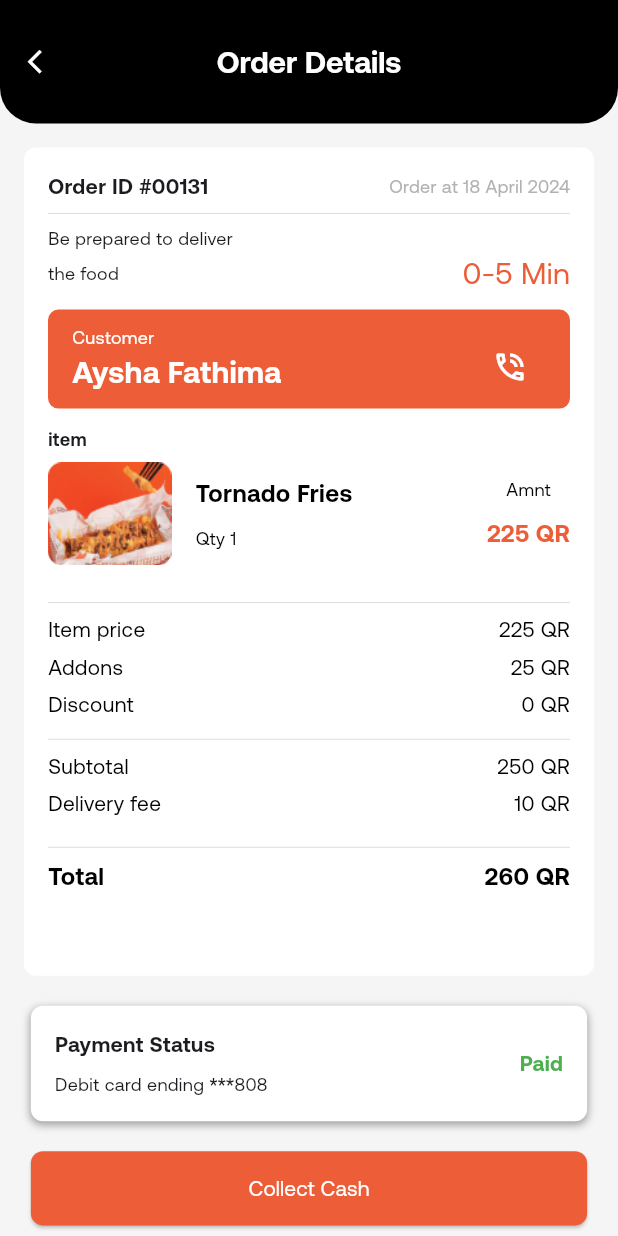
After one commit to Afaf997/Go_crispy_driverApp, a Flutter app: the OrderDetails screen opened directly, on a phone screen of 412 x 824 dp. The commit adds this screen. Run offline on Flutter 3.47's test engine with Material 3 defaults, Android fonts, the phone set to English and light mode, and no system bars.

Commit message:
order details

```diff
--- a/lib/main.dart
+++ b/lib/main.dart
@@ -11,6 +11,7 @@ class MyApp extends StatelessWidget {
   @override
   Widget build(BuildContext context) {
     return  MaterialApp(
+
       debugShowCheckedModeBanner: false,
        theme: ThemeData(
         fontFamily: "Aeonik",
--- a/lib/screens/dashboard.dart
+++ b/lib/screens/dashboard.dart
@@ -43,16 +43,15 @@ class DashBoard extends StatelessWidget {
                               color: Colors.white,
                             ),
                           ),
-                          Container(
-                            width: 50,
-                            height: 18,
-                            child: Transform.scale(
-                              scale: 0.7,
-                              child: Switch(
-                                value: true,
-                                onChanged: (bool newValue) {},
-                                activeColor: kOrangeColor,
-                              ),
+                          Transform.scale(
+                            scale: 0.7,
+                            child: Switch(
+                              value: true,
+                              onChanged: (bool newValue) {},
+                              activeColor: kWhite,
+                              activeTrackColor: kOrangeColor,
+
+
                             ),
                           ),
                         ],
--- /dev/null
+++ b/lib/screens/order_details.dart
@@ -0,0 +1,260 @@
+import 'package:flutter/material.dart';
+import 'package:go_crispy/utils/colors.dart';
+import 'package:go_crispy/utils/const_images.dart';
+import 'package:go_crispy/widgets/reusable_text.dart';
+
+class OrderDetails extends StatelessWidget {
+  const OrderDetails({super.key});
+
+  @override
+  Widget build(BuildContext context) {
+    final screenWidth = MediaQuery.of(context).size.width;
+    final screenHeight = MediaQuery.of(context).size.height;
+
+    return Scaffold(
+      backgroundColor: kbackgroundColor,
+      appBar: AppBar(
+        leading: IconButton(
+          onPressed: () {
+            Navigator.pop(context);
+          },
+          icon: const Icon(Icons.arrow_back_ios, color: Colors.white, size: 19),
+        ),
+        toolbarHeight: screenHeight * 0.1,
+        backgroundColor: Colors.black,
+        title: const Text(
+          'Order Details',
+          style: TextStyle(
+            fontWeight: FontWeight.w700,
+            color: Colors.white,
+            fontSize: 20,
+          ),
+        ),
+        centerTitle: true,
+        shape: const RoundedRectangleBorder(
+          borderRadius: BorderRadius.vertical(
+            bottom: Radius.circular(24),
+          ),
+        ),
+      ),
+      body: SingleChildScrollView(
+        child: Padding(
+          padding: const EdgeInsets.all(16.0),
+          child: Column(
+            children: [
+              Container(
+                height: screenHeight * 0.67,
+                decoration: BoxDecoration(
+                  color: kWhite,
+                  borderRadius: BorderRadius.circular(8),
+                ),
+                padding: const EdgeInsets.all(16),
+                child: Column(
+                  crossAxisAlignment: CrossAxisAlignment.start,
+                  children: [
+                    const Row(
+                      children: [
+                        Text('Order ID #00131', style: TextStyle(fontWeight: FontWeight.w600, fontSize: 14)),
+                        Spacer(),
+                        Text('Order at 18 April 2024', style: TextStyle(fontWeight: FontWeight.w500, fontSize: 12, color: kborderTextColor)),
+                      ],
+                    ),
+                    const Divider(color: kdividercolor, thickness: 0.2),
+                    const Text('Be prepared to deliver', style: TextStyle(fontSize: 12, fontWeight: FontWeight.w400)),
+                    const Row(
+                      children: [
+                        Text('the food', style: TextStyle(fontSize: 12, fontWeight: FontWeight.w400)),
+                        Spacer(),
+                        Text('0-5 Min', style: TextStyle(color: kOrangeColor, fontWeight: FontWeight.w500, fontSize: 20)),
+                      ],
+                    ),
+                    const SizedBox(height: 10),
+                    Container(
+                      width: screenWidth * 0.9,
+                      height: screenHeight * 0.08,
+                      decoration: const BoxDecoration(
+                        borderRadius: BorderRadius.all(Radius.circular(7)),
+                        color: kOrangeColor,
+                      ),
+                      child: Padding(
+                        padding: const EdgeInsets.only(left: 16, right: 16, top: 10),
+                        child: Row(
+                          children: [
+                            const Column(
+                              crossAxisAlignment: CrossAxisAlignment.start,
+                              children: [
+                                Text('Customer', style: TextStyle(color: kWhite, fontSize: 12)),
+                                Text('Aysha Fathima', style: TextStyle(fontWeight: FontWeight.w700, color: kWhite, fontSize: 20)),
+                              ],
+                            ),
+                            const Spacer(),
+                            IconButton(
+                              onPressed: () {},
+                              icon: const Icon(Icons.phone_in_talk_outlined, color: kWhite),
+                            ),
+                          ],
+                        ),
+                      ),
+                    ),
+                    const SizedBox(height: 12),
+                    const Text('item', style: TextStyle(fontSize: 12, fontWeight: FontWeight.w600)),
+                    Row(
+                      children: [
+                        Image.asset(
+                          Images.tornado,
+                          width: screenWidth * 0.2,
+                          height: screenWidth * 0.2,
+                        ),
+                        const SizedBox(width: 16),
+                        const Column(
+                          crossAxisAlignment: CrossAxisAlignment.start,
+                          children: [
+                            ReusableText(text: 'Tornado Fries', fontWeight: FontWeight.w700, fontSize: 16),
+                            SizedBox(height: 10),
+                            ReusableText(text: 'Qty 1', fontSize: 12, fontWeight: FontWeight.w500),
+                          ],
+                        ),
+                        const Spacer(),
+                        const Column(
+                          children: [
+                            ReusableText(text: 'Amnt', fontSize: 12, fontWeight: FontWeight.w500),
+                            SizedBox(height: 10),
+                            ReusableText(text: '225 QR', fontWeight: FontWeight.w700, fontSize: 16, color: kOrangeColor),
+                          ],
+                        ),
+                      ],
+                    ),
+                    const SizedBox(height: 10),
+                    const Divider(color: kdividercolor, thickness: 0.2),
+                    const Row(
+                      mainAxisAlignment: MainAxisAlignment.spaceBetween,
+                      children: [
+                        ReusableText(text: 'Item price', fontSize: 14, fontWeight: FontWeight.w400),
+                        ReusableText(text: '225 QR', fontSize: 14, fontWeight: FontWeight.w400),
+                      ],
+                    ),
+                    const SizedBox(height: 5),
+                    const Row(
+                      mainAxisAlignment: MainAxisAlignment.spaceBetween,
+                      children: [
+                        ReusableText(text: 'Addons', fontSize: 14, fontWeight: FontWeight.w400),
+                        ReusableText(text: '25 QR', fontSize: 14, fontWeight: FontWeight.w400),
+                      ],
+                    ),
+                    const SizedBox(height: 5),
+                    const Row(
+                      mainAxisAlignment: MainAxisAlignment.spaceBetween,
+                      children: [
+                        ReusableText(text: 'Discount', fontSize: 14, fontWeight: FontWeight.w400),
+                        ReusableText(text: '0 QR', fontSize: 14, fontWeight: FontWeight.w400),
+                      ],
+                    ),
+                    const SizedBox(height: 5),
+                    const Divider(color: kdividercolor, thickness: 0.2),
+                    const Row(
+                      mainAxisAlignment: MainAxisAlignment.spaceBetween,
+                      children: [
+                        ReusableText(text: 'Subtotal', fontSize: 14, fontWeight: FontWeight.w500),
+                        ReusableText(text: '250 QR', fontSize: 14, fontWeight: FontWeight.w500),
+                      ],
+                    ),
+                    const SizedBox(height: 5),
+                    const Row(
+                      mainAxisAlignment: MainAxisAlignment.spaceBetween,
+                      children: [
+                        ReusableText(text: 'Delivery fee', fontSize: 14, fontWeight: FontWeight.w400),
+                        ReusableText(text: '10 QR', fontSize: 14, fontWeight: FontWeight.w400),
+                      ],
+                    ),
+                    const SizedBox(height: 5),
+                    const SizedBox(height: 6),
+                    const Divider(color: kdividercolor, thickness: 0.2),
+                    const Row(
+                      mainAxisAlignment: MainAxisAlignment.spaceBetween,
+                      children: [
+                        ReusableText(text: 'Total', fontWeight: FontWeight.w600, fontSize: 16),
+                        ReusableText(text: '260 QR', fontWeight: FontWeight.w600, fontSize: 16),
+                      ],
+                    ),
+                  ],
+                ),
+              ),
+              const SizedBox(height: 20),
+              Container(
+                width: screenWidth * 0.9,
+                padding: const EdgeInsets.all(16),
+                decoration: BoxDecoration(
+                  color: kWhite,
+                  borderRadius: BorderRadius.circular(8),
+                  boxShadow: const [
+                    BoxShadow(
+                      color: Colors.grey,
+                      blurRadius: 4,
+                      offset: Offset(0, 2),
+                    ),
+                  ],
+                ),
+                child: const Row(
+                  mainAxisAlignment: MainAxisAlignment.spaceBetween,
+                  children: [
+                    Column(
+                      crossAxisAlignment: CrossAxisAlignment.start,
+                      children: [
+                        Text('Payment Status', style: TextStyle(fontWeight: FontWeight.w600, fontSize: 14)),
+                        SizedBox(height: 8),
+                        Text('Debit card ending ***808', style: TextStyle(fontWeight: FontWeight.w500, fontSize: 12)),
+                      ],
+                    ),
+                    Text('Paid', style: TextStyle(fontWeight: FontWeight.w600, fontSize: 14, color: Colors.green)),
+                  ],
+                ),
+              ),
+              const SizedBox(height: 20),
+              // Action Buttons Section
+              Column(
+                children: [
+                  ElevatedButton(
+                    onPressed: () {},
+                    style: ElevatedButton.styleFrom(
+                      backgroundColor: kOrangeColor,
+                      minimumSize: Size(screenWidth * 0.9, screenHeight * 0.06),
+                      shape: RoundedRectangleBorder(
+                        borderRadius: BorderRadius.circular(8),
+                      ),
+                    ),
+                    child: const Text('Collect Cash', style: TextStyle(color: kWhite)),
+                  ),
+                  const SizedBox(height: 12),
+                  ElevatedButton(
+                    onPressed: () {},
+                    style: ElevatedButton.styleFrom(
+                      backgroundColor: kborderyellowColor,
+                      minimumSize: Size(screenWidth * 0.9, screenHeight * 0.06),
+                      shape: RoundedRectangleBorder(
+                        borderRadius: BorderRadius.circular(8),
+                      ),
+                    ),
+                    child: const Text('View Direction', style: TextStyle(color: kWhite)),
+                  ),
+                  const SizedBox(height: 12),
+                  ElevatedButton.icon(
+                    onPressed: () {},
+                    icon: const Icon(Icons.arrow_forward, color: kOrangeColor),
+                    label: const Text('Start to Deliver', style: TextStyle(color: kOrangeColor)),
+                    style: ElevatedButton.styleFrom(
+                      backgroundColor: kWhite,
+                      minimumSize: Size(screenWidth * 0.9, screenHeight * 0.06),
+                      shape: RoundedRectangleBorder(
+                        borderRadius: BorderRadius.circular(8),
+                      ),
+                    ),
+                  ),
+                ],
+              ),
+            ],
+          ),
+        ),
+      ),
+    );
+  }
+}
--- a/lib/screens/order_history.dart
+++ b/lib/screens/order_history.dart
@@ -1,4 +1,5 @@
 import 'package:flutter/material.dart';
+import 'package:go_crispy/screens/order_details.dart';
 import 'package:go_crispy/utils/colors.dart';
 
 class OrderHistory extends StatelessWidget {
@@ -9,7 +10,7 @@ class OrderHistory extends StatelessWidget {
     return Scaffold(
       backgroundColor: kbackgroundColor,
       appBar: AppBar(
-        toolbarHeight: 100,
+        toolbarHeight: 90,
         backgroundColor: Colors.black,
         title: const Text('Order History', style: TextStyle(fontWeight: FontWeight.w700, color: kWhite, fontSize: 20)),
         centerTitle: true,
@@ -19,7 +20,11 @@ class OrderHistory extends StatelessWidget {
           ),
         ),
       ),
-      body: ListView.builder(
+      body: GestureDetector(
+        onTap: (){
+          Navigator.push(context, MaterialPageRoute(builder: (context)=>const OrderDetails()));
+        },
+        child: ListView.builder(
           padding: const EdgeInsets.all(16.0),
           itemCount: 4,
           itemBuilder: (context, index) {
@@ -100,6 +105,7 @@ class OrderHistory extends StatelessWidget {
             );
           },
         ),
+      ),
     );
   }
 }
--- a/lib/screens/settings.dart
+++ b/lib/screens/settings.dart
@@ -155,7 +155,7 @@ class SettingsOption extends StatelessWidget {
                 style: TextStyle(
                   color: isLogout ? kOrangeColor : Colors.black,
                   fontSize: 16,
-                  fontWeight: FontWeight.w700,
+                  fontWeight: FontWeight.w600,
                 ),
               ),
             ],
--- a/lib/screens/wallet.dart
+++ b/lib/screens/wallet.dart
@@ -17,6 +17,10 @@ class Wallet extends StatelessWidget {
 
     return Scaffold(
       appBar: AppBar(
+        leading: IconButton(onPressed: (){
+          Navigator.pop(context);
+        },
+        icon:const Icon(Icons.arrow_back_ios,color: kWhite,size: 19,)),
         toolbarHeight: 90,
         backgroundColor: Colors.black,
         title: const Text('Wallet', style: TextStyle(fontWeight: FontWeight.w700, color: Colors.white, fontSize: 20)),
@@ -79,11 +83,11 @@ class Wallet extends StatelessWidget {
                 children: [
                   Padding(
                     padding: const EdgeInsets.all(8.0),
-                    child: Text(transaction['date']!,style: TextStyle(fontSize: 14, fontWeight: FontWeight.w600),),
+                    child: Text(transaction['date']!,style:const TextStyle(fontSize: 14, fontWeight: FontWeight.w600),),
                   ),
                   Padding(
                     padding: const EdgeInsets.only(top: 8, left: 14),
-                    child: Text(transaction['amount']!,style: TextStyle(fontSize: 14, fontWeight: FontWeight.w600),),
+                    child: Text(transaction['amount']!,style:const TextStyle(fontSize: 14, fontWeight: FontWeight.w600),),
                   ),
                   Padding(
                     padding: const EdgeInsets.only(top: 8,right: 4),
--- a/lib/utils/const_images.dart
+++ b/lib/utils/const_images.dart
@@ -9,4 +9,5 @@ class Images {
   static const String termsCondition =  'assets/icons/termsCondition.png';
   static const String logout = 'assets/icons/logout.png';
   static const String userEdit= 'assets/icons/user-edit.png';
+  static const String tornado='assets/images/tornado.png';
 }
--- a/pubspec.yaml
+++ b/pubspec.yaml
@@ -65,6 +65,7 @@ flutter:
     - assets/icons/setting.png
     - assets/icons/task-square.png
     - assets/images/profile.png
+    - assets/images/tornado.png
     - assets/icons/location.png
     - assets/icons/logout.png
     - assets/icons/user-edit.png
```
Also changed, not shown: assets/images/tornado.png (added), 1 other file. Lines whose indentation alone changed are shown as unchanged.
